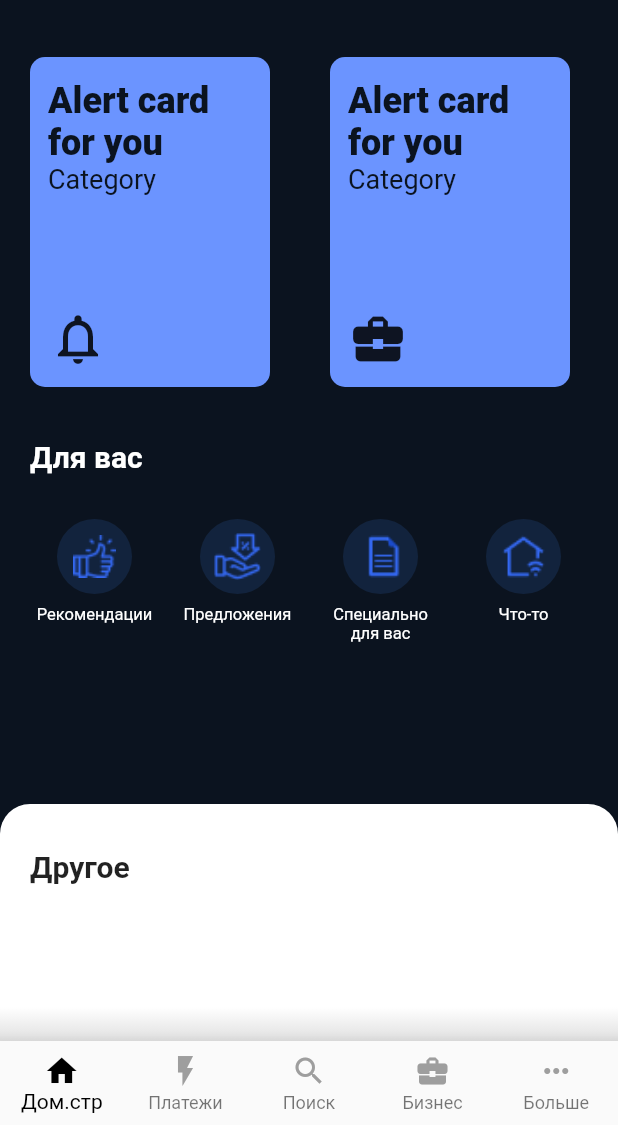
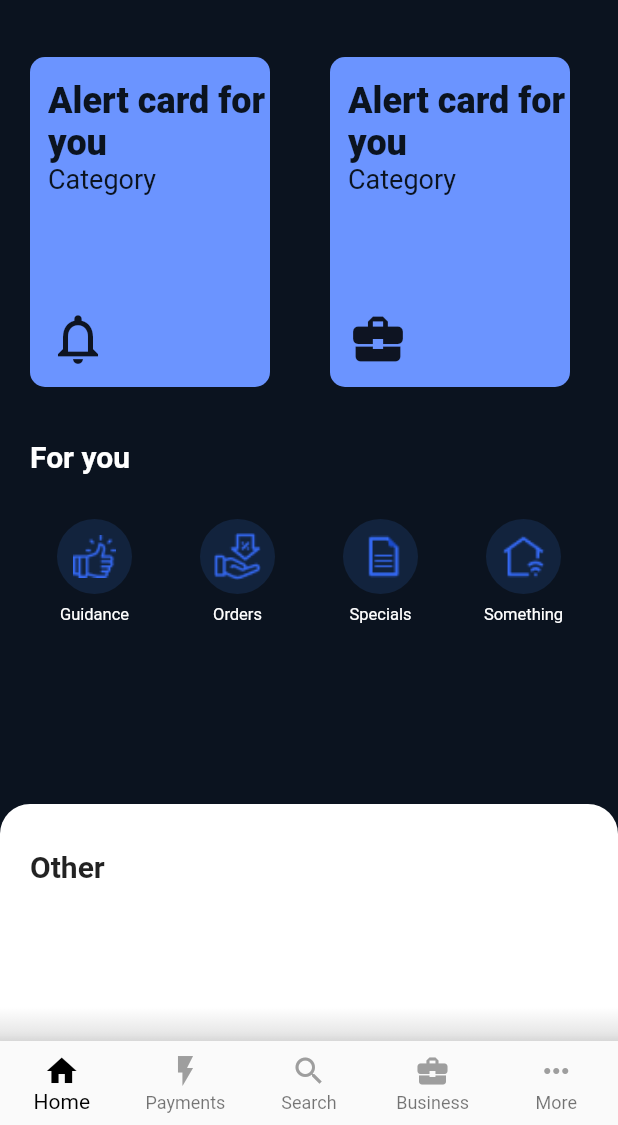
Before and after one commit to OctoMammoth/sunhacks2020-mobile, a Flutter app: the Home screen opened by its route, on a phone screen of 412 x 824 dp, the part 111-1236 px from its top. Run offline on Flutter 3.47's test engine with Material 2 defaults, Android fonts, the phone set to English and light mode, and no system bars.

Commit message:
eng locale

```diff
--- a/lib/business.dart
+++ b/lib/business.dart
@@ -61,31 +61,31 @@ class _Business extends State<Business> {
           ),
           menuBox(
             image: 'images/orders.png',
-            title: "Заказы",
+            title: "Orders",
             onTap: () => {Navigator.pushNamed(context, '/ordersBusiness')},
           ),
           menuBox(
             image: 'images/teamates.png',
-            title: "Сотрудники",
+            title: "Employee",
             onTap: () => {Navigator.pushNamed(context, "/team")},
           ),
           menuBox(
               image: 'images/marketing.png',
-              title: "Умная булгахтерия (LITE)",
+              title: "Smart accounting (LITE)",
               onTap: () => {
                 someFunction()
               }),
           menuBox(
             image: 'images/bills.png',
-            title: "Квитанции",
+            title: "Receipts",
           ),
           menuBox(
             image: 'images/managment.png',
-            title: "Управление услугами",
+            title: "Service management",
           ),
           menuBox(
             image: 'images/lock.png',
-            title: "Безопасность",
+            title: "Security",
           ),
         ],
       ),
@@ -106,7 +106,7 @@ class _Business extends State<Business> {
               Icons.home,
               color: Colors.grey,
             ),
-            title: Text('Дом.стр',
+            title: Text('Home',
                 style: TextStyle(
                   fontSize: 12,
                   color: Colors.grey,
@@ -117,7 +117,7 @@ class _Business extends State<Business> {
               Icons.flash_on,
               color: Colors.grey,
             ),
-            title: Text('Платежи',
+            title: Text('Payments',
                 style: TextStyle(
                   fontSize: 12,
                   color: Colors.grey,
@@ -128,7 +128,7 @@ class _Business extends State<Business> {
               Icons.search,
               color: Colors.grey,
             ),
-            title: Text('Поиск',
+            title: Text('Search',
                 style: TextStyle(
                   fontSize: 12,
                   color: Colors.grey,
@@ -139,7 +139,7 @@ class _Business extends State<Business> {
               Icons.business_center,
               color: Colors.black,
             ),
-            title: Text('Бизнес',
+            title: Text('Business',
                 style: TextStyle(
                   fontSize: 12,
                   color: Colors.black,
@@ -150,7 +150,7 @@ class _Business extends State<Business> {
               Icons.more_horiz,
               color: Colors.grey,
             ),
-            title: Text('Больше',
+            title: Text('More',
                 style: TextStyle(
                   fontSize: 12,
                   color: Colors.grey,
--- a/lib/home.dart
+++ b/lib/home.dart
@@ -89,7 +89,7 @@ class _Home extends State<Home> {
                                   child: Padding(
                                       padding:
                                           EdgeInsets.only(left: 12.0, top: 15),
-                                      child: Text('Alert card    for you',
+                                      child: Text('Alert card for you',
                                           style: TextStyle(
                                               color: Theme.of(context)
                                                   .backgroundColor,
@@ -126,7 +126,7 @@ class _Home extends State<Home> {
                     child: Padding(
                         padding: EdgeInsets.only(left: 20, top: 15),
                         child: Text(
-                          "Для вас",
+                          "For you",
                           style: TextStyle(
                               color: Colors.white,
                               fontWeight: FontWeight.w700,
@@ -155,7 +155,7 @@ class _Home extends State<Home> {
                         Container(
                             width: 80,
                             child: Text(
-                              "Рекомендации            ",
+                              "Guidance ",
                               style: TextStyle(
                                 fontSize: 11,
                                 color: Colors.white,
@@ -180,7 +180,7 @@ class _Home extends State<Home> {
                         Container(
                             width: 80,
                             child: Text(
-                              "Предложения             ",
+                              "Orders",
                               style: TextStyle(
                                 fontSize: 11,
                                 color: Colors.white,
@@ -205,7 +205,7 @@ class _Home extends State<Home> {
                         Container(
                             width: 80,
                             child: Text(
-                              "Специально для вас      ",
+                              "Specials",
                               style: TextStyle(
                                 fontSize: 11,
                                 color: Colors.white,
@@ -230,7 +230,7 @@ class _Home extends State<Home> {
                         Container(
                             width: 80,
                             child: Text(
-                              "Что-то                  ",
+                              "Something",
                               style: TextStyle(
                                 fontSize: 11,
                                 color: Colors.white,
@@ -264,7 +264,7 @@ class _Home extends State<Home> {
                     ),
                     child: Column( children: [ Row(
                       children: [
-                        Padding(padding: EdgeInsets.only(left: 20, top: 30), child: Text("Другое", style: TextStyle(fontSize: 20, fontWeight: FontWeight.w700),)),
+                        Padding(padding: EdgeInsets.only(left: 20, top: 30), child: Text("Other", style: TextStyle(fontSize: 20, fontWeight: FontWeight.w700),)),
                       ],
                     )],),
                   ))),
@@ -295,23 +295,23 @@ class _Home extends State<Home> {
         items: const <BottomNavigationBarItem>[
           BottomNavigationBarItem(
             icon: Icon(Icons.home, color: Colors.black,),
-            title: Text('Дом.стр', style: TextStyle(fontSize: 12 ,color : Colors.black,)),
+            title: Text('Home', style: TextStyle(fontSize: 12 ,color : Colors.black,)),
           ),
           BottomNavigationBarItem(
             icon: Icon(Icons.flash_on , color: Colors.grey,),
-            title: Text('Платежи', style : TextStyle(fontSize: 12 ,color : Colors.grey,)),
+            title: Text('Payments', style : TextStyle(fontSize: 12 ,color : Colors.grey,)),
           ),
           BottomNavigationBarItem(
             icon: Icon(Icons.search, color: Colors.grey,),
-            title: Text('Поиск', style : TextStyle(fontSize: 12 ,color : Colors.grey,)),
+            title: Text('Search', style : TextStyle(fontSize: 12 ,color : Colors.grey,)),
           ),
           BottomNavigationBarItem(
             icon: Icon(Icons.business_center, color: Colors.grey,),
-            title: Text('Бизнес', style : TextStyle(fontSize: 12 ,color : Colors.grey,)),
+            title: Text('Business', style : TextStyle(fontSize: 12 ,color : Colors.grey,)),
           ),
           BottomNavigationBarItem(
             icon: Icon(Icons.more_horiz, color: Colors.grey,),
-            title: Text('Больше', style : TextStyle(fontSize: 12 ,color : Colors.grey,)),
+            title: Text('More', style : TextStyle(fontSize: 12 ,color : Colors.grey,)),
           ),
         ],
       ),
--- a/lib/login.dart
+++ b/lib/login.dart
@@ -54,7 +54,7 @@ class _Login extends State<Login> {
                           width: 80,
                           padding: const EdgeInsets.all(8.0),
                           child: Text(
-                            'Войти',
+                            'Login',
                             style: TextStyle(
                                 fontWeight: FontWeight.w600,
                                 fontSize: 16),
@@ -72,7 +72,7 @@ class _Login extends State<Login> {
                           width: null,
                           padding: const EdgeInsets.all(8.0),
                           child: Text(
-                            'Войти как владелец бизнеса',
+                            'Basic Login',
                             style: TextStyle(
                               fontWeight: FontWeight.w600,
                               fontSize: 16,color: Color(0xFF3367EF),),
--- a/lib/more.dart
+++ b/lib/more.dart
@@ -58,12 +58,12 @@ class _More extends State<More> {
             height: 32,
           ),
 
-          menuBox(image: 'images/teamates.png', title: "О нас",),
-          menuBox(image: 'images/notifications.png', title: "Уведомления",),
-          menuBox(image: 'images/lock.png', title: "Криптинг",),
+          menuBox(image: 'images/teamates.png', title: "About us",),
+          menuBox(image: 'images/notifications.png', title: "Notifications",),
+          menuBox(image: 'images/lock.png', title: "Crypting",),
           menuBox(image: 'images/bills.png', title: "Telegram Bot", onTap: () => {Navigator.pushNamed(context, '/telegram')},),
-          menuBox(image: 'images/settings.png', title: "Найстройки",onTap: () => {Navigator.pushNamed(context, '/')}),
-          menuBox(image: 'images/numbers.png', title: "Контакты",),
+          menuBox(image: 'images/settings.png', title: "Settings",onTap: () => {Navigator.pushNamed(context, '/')}),
+          menuBox(image: 'images/numbers.png', title: "Contacts",),
 
         ],
       ),
@@ -84,7 +84,7 @@ class _More extends State<More> {
               Icons.home,
               color: Colors.grey,
             ),
-            title: Text('Дом.стр',
+            title: Text('Home',
                 style: TextStyle(
                   fontSize: 12,
                   color: Colors.grey,
@@ -95,7 +95,7 @@ class _More extends State<More> {
               Icons.flash_on,
               color: Colors.grey,
             ),
-            title: Text('Платежи',
+            title: Text('Payments',
                 style: TextStyle(
                   fontSize: 12,
                   color: Colors.grey,
@@ -106,7 +106,7 @@ class _More extends State<More> {
               Icons.search,
               color: Colors.grey,
             ),
-            title: Text('Поиск',
+            title: Text('Search',
                 style: TextStyle(
                   fontSize: 12,
                   color: Colors.grey,
@@ -117,7 +117,7 @@ class _More extends State<More> {
               Icons.business_center,
               color: Colors.grey,
             ),
-            title: Text('Бизнес',
+            title: Text('Business',
                 style: TextStyle(
                   fontSize: 12,
                   color: Colors.grey,
@@ -128,7 +128,7 @@ class _More extends State<More> {
               Icons.more_horiz,
               color: Colors.black,
             ),
-            title: Text('Больше',
+            title: Text('More',
                 style: TextStyle(
                   fontSize: 12,
                   color: Colors.black,
--- a/lib/payments.dart
+++ b/lib/payments.dart
@@ -77,9 +77,9 @@ class _Payments extends State<Payments> {
            Stack(
         children: [
           Container(height: 1, width: 1000,),
-          Positioned(left: 36, top: 60, child: Text("Ваш счет : ${this.balance} руб.", style: TextStyle(color: Colors.white, fontSize: 20, fontWeight: FontWeight.w700),)),
-          Positioned(left: 45, top: 90, child: Text("Вывод средств >", style: TextStyle(color: Colors.blue, fontSize: 16, fontWeight: FontWeight.w500),)),
-          Positioned(left: 36, top: 140, child: Text("Платежи:", style: TextStyle(color: Colors.white, fontSize: 20, fontWeight: FontWeight.w700),)),
+          Positioned(left: 36, top: 60, child: Text("Your account : ${this.balance} руб.", style: TextStyle(color: Colors.white, fontSize: 20, fontWeight: FontWeight.w700),)),
+          Positioned(left: 45, top: 90, child: Text("Withdraw funds >", style: TextStyle(color: Colors.blue, fontSize: 16, fontWeight: FontWeight.w500),)),
+          Positioned(left: 36, top: 140, child: Text("Payments:", style: TextStyle(color: Colors.white, fontSize: 20, fontWeight: FontWeight.w700),)),
 //          Center( child: Container(child: Row (children:[ Align( alignment: Alignment.center, child: Image.asset('images/empty.png', scale: 0.75,))])))
           Align(alignment: Alignment(0,0.15) ,child: Image.asset('images/empty.png', scale: 0.75,))
         ],
@@ -100,7 +100,7 @@ class _Payments extends State<Payments> {
               Icons.home,
               color: Colors.grey,
             ),
-            title: Text('Дом.стр',
+            title: Text('Home',
                 style: TextStyle(
                   fontSize: 12,
                   color: Colors.grey,
@@ -111,7 +111,7 @@ class _Payments extends State<Payments> {
               Icons.flash_on,
               color: Colors.black,
             ),
-            title: Text('Платежи',
+            title: Text('Payments',
                 style: TextStyle(
                   fontSize: 12,
                   color: Colors.black,
@@ -122,7 +122,7 @@ class _Payments extends State<Payments> {
               Icons.search,
               color: Colors.grey,
             ),
-            title: Text('Поиск',
+            title: Text('Search',
                 style: TextStyle(
                   fontSize: 12,
                   color: Colors.grey,
@@ -133,7 +133,7 @@ class _Payments extends State<Payments> {
               Icons.business_center,
               color: Colors.grey,
             ),
-            title: Text('Бизнес',
+            title: Text('Business',
                 style: TextStyle(
                   fontSize: 12,
                   color: Colors.grey,
@@ -144,7 +144,7 @@ class _Payments extends State<Payments> {
               Icons.more_horiz,
               color: Colors.grey,
             ),
-            title: Text('Больше',
+            title: Text('More',
                 style: TextStyle(
                   fontSize: 12,
                   color: Colors.grey,
--- a/lib/search.dart
+++ b/lib/search.dart
@@ -74,12 +74,12 @@ class _Search extends State<Search> {
                     fillColor: Color(0xFF172C5E)),
               )),
           Container(height: 18,),
-          recBox(title: "Как правильно открывать бизнес ?", score: 746,),
-          recBox(title: "Кредиты для бизнеса.", score: 342,),
-          recBox(title: "Лайфхаки для бизнеса.", score: 243,),
-          recBox(title: "Мир для всех!", score: 83,),
-          recBox(title: "Как работать в 1C?", score: 0,),
-          recBox(title: "Как следить за работниками?", score: -20,),
+          recBox(title: "How to open business ?", score: 746,),
+          recBox(title: "All you need to know for open business.", score: 342,),
+          recBox(title: "Lifehacks with working employeement.", score: 243,),
+          recBox(title: "Peace for everybody!", score: 83,),
+          recBox(title: "How to work with 1C?", score: 0,),
+          recBox(title: "How to work with clients?", score: -20,),
 
         ],
       ),
@@ -100,7 +100,7 @@ class _Search extends State<Search> {
               Icons.home,
               color: Colors.grey,
             ),
-            title: Text('Дом.стр',
+            title: Text('Home',
                 style: TextStyle(
                   fontSize: 12,
                   color: Colors.grey,
@@ -111,7 +111,7 @@ class _Search extends State<Search> {
               Icons.flash_on,
               color: Colors.grey,
             ),
-            title: Text('Платежи',
+            title: Text('Payments',
                 style: TextStyle(
                   fontSize: 12,
                   color: Colors.grey,
@@ -122,7 +122,7 @@ class _Search extends State<Search> {
               Icons.search,
               color: Colors.black,
             ),
-            title: Text('Поиск',
+            title: Text('Search',
                 style: TextStyle(
                   fontSize: 12,
                   color: Colors.black,
@@ -133,7 +133,7 @@ class _Search extends State<Search> {
               Icons.business_center,
               color: Colors.grey,
             ),
-            title: Text('Бизнес',
+            title: Text('Business',
                 style: TextStyle(
                   fontSize: 12,
                   color: Colors.grey,
@@ -144,7 +144,7 @@ class _Search extends State<Search> {
               Icons.more_horiz,
               color: Colors.grey,
             ),
-            title: Text('Больше',
+            title: Text('More',
                 style: TextStyle(
                   fontSize: 12,
                   color: Colors.grey,
--- a/lib/team.dart
+++ b/lib/team.dart
@@ -68,8 +68,8 @@ class _Team extends State<Team> {
             ),
           ),
           Container(height: 12),
-          menuBox(image: 'images/bills.png', title: "Задачи", onTap: () => {Navigator.pushNamed(context, '/ordersBusiness')},),
-          menuBox(image: 'images/orders.png', title: "Доставка"),
+          menuBox(image: 'images/bills.png', title: "Tasks", onTap: () => {Navigator.pushNamed(context, '/ordersBusiness')},),
+          menuBox(image: 'images/orders.png', title: "Deliviry"),
         ],
       ),
     );
--- a/lib/telegram.dart
+++ b/lib/telegram.dart
@@ -76,7 +76,7 @@ class _Telegram extends State<Telegram> {
           child: Padding(
             padding: const EdgeInsets.only(top: 120),
             child: Text(
-              "Вы успешно \nавторизованы",
+              "You are successfully \nlogged in",
               style: TextStyle(
                   color: Color(0xFF203962),
                   fontSize: 20,
--- a/lib/widgets/recommendationBox.dart
+++ b/lib/widgets/recommendationBox.dart
@@ -21,7 +21,7 @@ class recBox extends StatelessWidget {
     return Container(
       height: 70,
         child: Column(children: [
-          Container(height: 8),
+          Container(height: 3),
       Align(
           alignment: Alignment(-1, 1),
           child: Padding(
@@ -43,7 +43,7 @@ class recBox extends StatelessWidget {
                     fontWeight: FontWeight.w700,
                     fontSize: 18)),
           )),
-          Container(height: 8),
+          Container(height: 3),
           Padding ( padding: EdgeInsets.only(left: 20, right: 20) , child: Container(height: 1, color: Color(0xFF162845))),
 
     ]));
```
Also changed, not shown: lib/main.dart (+7 -5 lines), lib/ordersBusiness.dart (+6 -6 lines), pubspec.lock, 1 other file.
